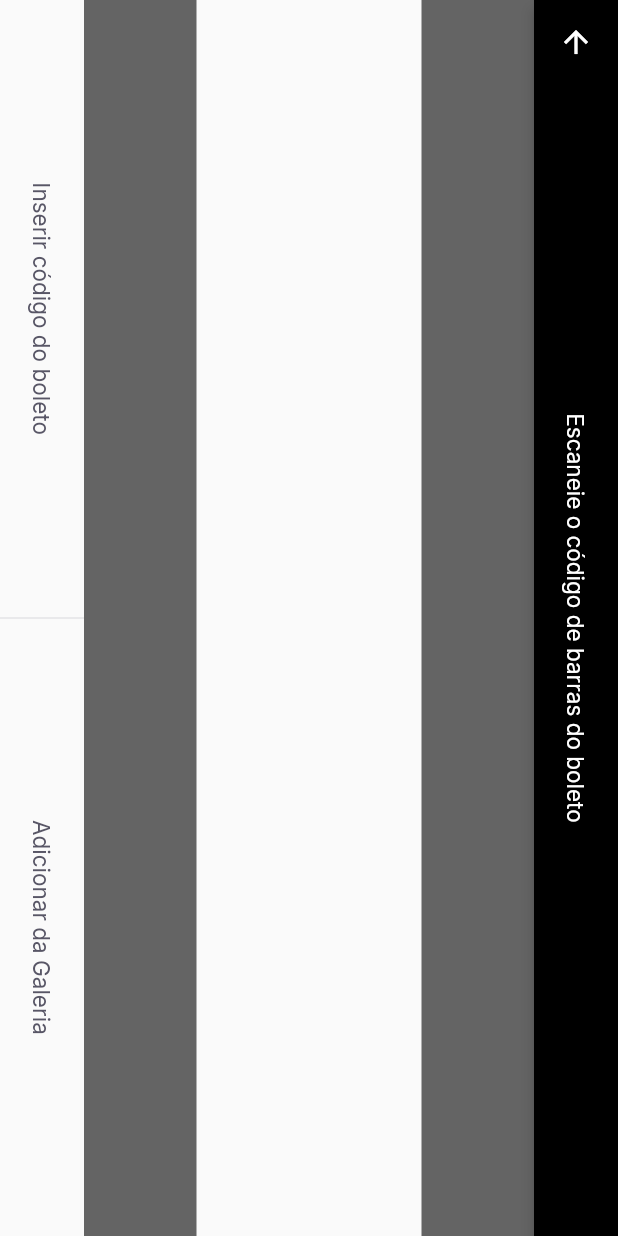
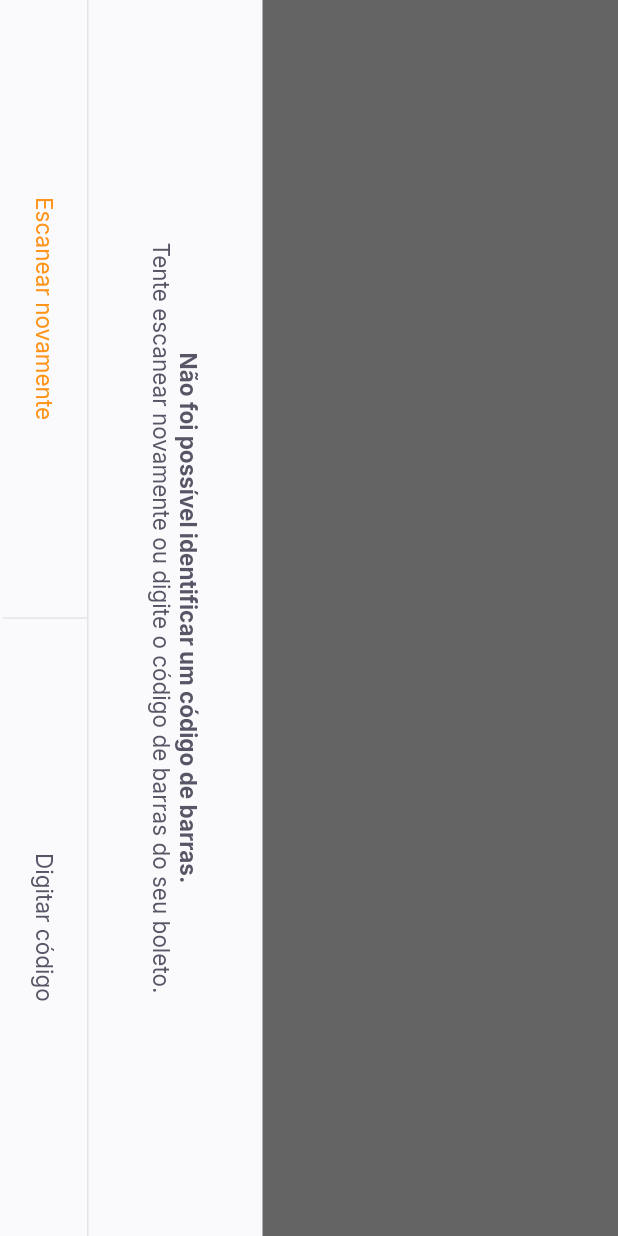
Before and after one commit to paulolima98/payflow, a Flutter app: the BarcodeScannerPage screen opened by its route, on a phone screen of 412 x 824 dp. Run offline on Flutter 3.47's test engine with Material 2 defaults, Android fonts, the phone set to English and light mode, and no system bars; our stand-ins replace firebase_core, google_fonts, google_sign_in, shared_preferences; accounts and stored records are empty.

Commit message:
Criando o BottomSheet
Layout finalizado do BarcodeScannerPage

```diff
--- a/lib/app_widget.dart
+++ b/lib/app_widget.dart
@@ -1,7 +1,7 @@
 
 import 'package:flutter/material.dart';
 // import 'package:google_ml_kit/google_ml_kit.dart';
-import 'package:payflow/modules/barcode_scanner/barcode_scanner.dart';
+import 'package:payflow/modules/barcode_scanner/barcode_scanner_page.dart';
 import 'package:payflow/modules/splash/splash_page.dart';
 import 'package:payflow/shared/themes/app_colors.dart';
 import 'modules/home/home_page.dart';
--- a/lib/modules/barcode_scanner/barcode_scanner.dart
+++ b/lib/modules/barcode_scanner/barcode_scanner_page.dart
@@ -2,6 +2,7 @@
 import 'package:flutter/material.dart';
 import 'package:payflow/shared/themes/app_colors.dart';
 import 'package:payflow/shared/themes/app_text_styles.dart';
+import 'package:payflow/shared/widgets/bottom_sheet/bottom_sheet_widget.dart';
 import '../../shared/widgets/set_label_buttons/set_label_buttons.dart';
 
 class BarcodeScannerPage extends StatefulWidget {
@@ -14,6 +15,14 @@ class BarcodeScannerPage extends StatefulWidget {
 class _BarcodeScannerPageState extends State<BarcodeScannerPage> {
   @override
   Widget build(BuildContext context) {
+    return BottomSheetWidget(
+      title: "Não foi possível identificar um código de barras.",
+      subtitle: "Tente escanear novamente ou digite o código de barras do seu boleto.",
+      primaryLabel: "Escanear novamente",
+      primaryOnPressed: () {},
+      secondaryLabel: "Digitar código",
+      secondaryOnPressed: () {},
+    );
     return SafeArea(
       top: true,
       bottom: true,
--- /dev/null
+++ b/lib/shared/widgets/bottom_sheet/bottom_sheet_widget.dart
@@ -0,0 +1,72 @@
+
+import 'package:flutter/material.dart';
+import 'package:payflow/shared/themes/app_colors.dart';
+import 'package:payflow/shared/themes/app_text_styles.dart';
+import 'package:payflow/shared/widgets/set_label_buttons/set_label_buttons.dart';
+
+class BottomSheetWidget extends StatelessWidget {
+  final String primaryLabel;
+  final VoidCallback primaryOnPressed;
+  final String secondaryLabel;
+  final VoidCallback secondaryOnPressed;
+  final String title;
+  final String subtitle;
+  const BottomSheetWidget({
+    super.key,
+    required this.primaryLabel,
+    required this.primaryOnPressed,
+    required this.secondaryLabel,
+    required this.secondaryOnPressed,
+    required this.title,
+    required this.subtitle
+  });
+
+  @override
+  Widget build(BuildContext context) {
+    return SafeArea(
+      child: RotatedBox(
+        quarterTurns: 1,
+        child: Material(
+          child: Container(
+            color: AppColors.shape,
+            child: Column(
+              children: [
+                Expanded(child: Container(color: Colors.black.withOpacity(0.6))),
+                Column(children: [
+                  Padding(
+                    padding: const EdgeInsets.all(40),
+                    child: Text.rich(
+                      TextSpan(
+                        text: title,
+                        style: TextStyles.buttonBoldHeading,
+                        children: [
+                          TextSpan(
+                            text: "\n$subtitle",
+                            style: TextStyles.buttonHeading
+                          )
+                        ]
+                      ),
+                      textAlign: TextAlign.center,
+                    ),
+                  ),
+                  Container( // divider
+                    height: 1,
+                    color: AppColors.stroke
+                  ),
+                  SetLabelButtons(
+                    enablePrimaryColor: true,
+                    primaryLabel: primaryLabel,
+                    primaryOnPressed: primaryOnPressed,
+                    secondaryLabel: secondaryLabel,
+                    secondaryOnPressed: secondaryOnPressed
+                  ),
+                  SizedBox(height: 2,)
+                ]),
+              ],
+            ),
+          ),
+        ),
+      ),
+    );
+  }
+}
--- a/lib/shared/widgets/label_button/label_button.dart
+++ b/lib/shared/widgets/label_button/label_button.dart
@@ -5,10 +5,12 @@ import 'package:payflow/shared/themes/app_text_styles.dart';
 class LabelButton extends StatelessWidget {
   final String label;
   final VoidCallback onPressed;
+  final TextStyle? style;
   const LabelButton({
     super.key,
     required this.label,
-    required this.onPressed
+    required this.onPressed,
+    this.style
   });
 
   @override
@@ -19,7 +21,7 @@ class LabelButton extends StatelessWidget {
         onPressed: onPressed,
         child: Text(
           label,
-          style: TextStyles.buttonHeading,
+          style: style ?? TextStyles.buttonHeading,
         )
       ),
     );
--- a/lib/shared/widgets/set_label_buttons/set_label_buttons.dart
+++ b/lib/shared/widgets/set_label_buttons/set_label_buttons.dart
@@ -1,6 +1,7 @@
 
 import 'package:flutter/material.dart';
 
+import '../../themes/app_text_styles.dart';
 import '../divider_vertical/divider_vertical_widget.dart';
 import '../label_button/label_button.dart';
 
@@ -9,12 +10,14 @@ class SetLabelButtons extends StatelessWidget {
   final VoidCallback primaryOnPressed;
   final String secondaryLabel;
   final VoidCallback secondaryOnPressed;
+  final bool enablePrimaryColor;
   const SetLabelButtons({
     super.key,
     required this.primaryLabel,
     required this.primaryOnPressed,
     required this.secondaryLabel,
-    required this.secondaryOnPressed
+    required this.secondaryOnPressed,
+    this.enablePrimaryColor = false,
   });
 
   @override
@@ -26,7 +29,8 @@ class SetLabelButtons extends StatelessWidget {
           Expanded(
             child: LabelButton(
               label: primaryLabel,
-              onPressed: primaryOnPressed
+              onPressed: primaryOnPressed,
+              style: enablePrimaryColor ? TextStyles.buttonPrimary : null
             )
           ),
           const DividerVerticalWidget(),
```
